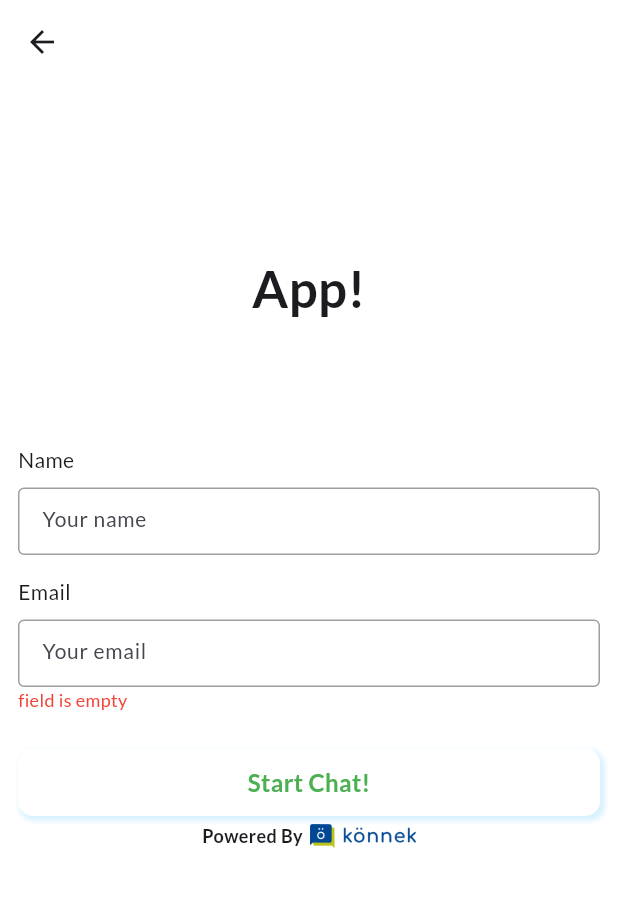
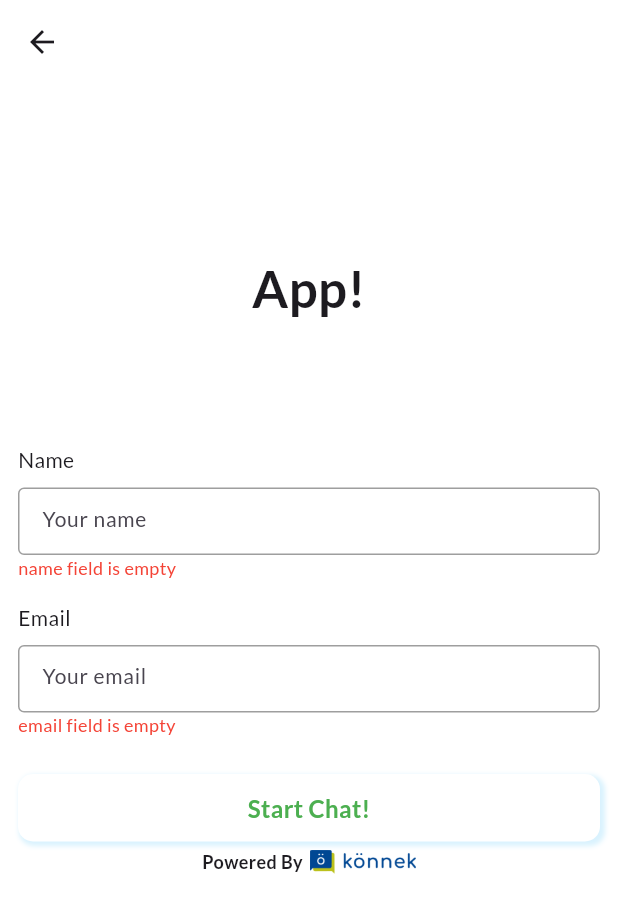
Before and after one commit to sprintasiatech/konnek_flutter, a Flutter app: the LoginScreen screen opened directly, after a tap on "Start Chat!", on a phone screen of 412 x 824 dp. Shown: the top 913 px of the screen. Run offline on Flutter 3.47's test engine with Material 3 defaults, Android fonts, the phone set to English and light mode, and no system bars; our stand-ins replace connectivity_plus, device_info_plus, dio, file_picker, google_fonts, hex and 7 more; missing offline and left inert: encrypt, pointycastle; accounts and stored records are empty.

Commit message:
update: fix error message in login

```diff
--- a/lib/src/presentation/screen/login_screen.dart
+++ b/lib/src/presentation/screen/login_screen.dart
@@ -30,6 +30,18 @@ class _LoginScreenState extends State<LoginScreen> {
     // nameController.text = "testX";
     // emailController.text = "testX@test.com";
 
+    // nameController.text = "testT";
+    // emailController.text = "testT@test.com";
+
+    // nameController.text = "testZ";
+    // emailController.text = "testZ@test.com";
+
+    // nameController.text = "testV";
+    // emailController.text = "testV@test.com";
+
+    // nameController.text = "rabilsdkmobile";
+    // emailController.text = "rabisdk@mail.com";
+
     WidgetsBinding.instance.addPostFrameCallback((_) async {
       await AppController().getConfig(
         onSuccess: () async {
@@ -44,8 +56,18 @@ class _LoginScreenState extends State<LoginScreen> {
     });
   }
 
+  String nameErrorText = "";
+  void _validateName(String name) {
+    if (name.isEmpty) {
+      setState(() => nameErrorText = 'Name is required');
+    } else if (!name.isValidName) {
+      setState(() => nameErrorText = 'Enter a valid name');
+    } else {
+      setState(() => nameErrorText = "");
+    }
+  }
+
   String errorText = "";
-
   void _validateEmail(String email) {
     if (email.isEmpty) {
       setState(() => errorText = 'Email is required');
@@ -134,6 +156,9 @@ class _LoginScreenState extends State<LoginScreen> {
                   SizedBox(
                     height: 45,
                     child: TextField(
+                      onChanged: (value) {
+                        _validateName(value);
+                      },
                       style: GoogleFonts.lato(
                         fontSize: 14,
                         fontWeight: FontWeight.w500,
@@ -162,6 +187,15 @@ class _LoginScreenState extends State<LoginScreen> {
                       ),
                     ),
                   ),
+                  if (nameErrorText != "")
+                    Text(
+                      nameErrorText,
+                      style: GoogleFonts.lato(
+                        color: Colors.red,
+                        fontSize: 12,
+                        fontWeight: FontWeight.w500,
+                      ),
+                    ),
                   SizedBox(height: 15),
                   Text(
                     "Email",
@@ -244,18 +278,21 @@ class _LoginScreenState extends State<LoginScreen> {
                         ),
                       ),
                       onTap: () async {
-                        if (errorText != "") {
+                        if (errorText != "" || nameErrorText != "") {
                           //
                         } else if (nameController.text.isEmpty || emailController.text.isEmpty) {
-                          errorText = "field is empty";
+                          errorText = "email field is empty";
+                          nameErrorText = "name field is empty";
                         } else {
                           errorText = "";
+                          nameErrorText = "";
                           await AppController()
                               .loadData(
                             name: nameController.text,
                             email: emailController.text,
                           )
                               .then((value) {
+                            AppController.isWebSocketStart = false;
                             Navigator.push(
                               context,
                               MaterialPageRoute(
--- a/lib/src/support/string_extension.dart
+++ b/lib/src/support/string_extension.dart
@@ -5,4 +5,6 @@ extension EmailValidator on String {
     );
     return emailRegex.hasMatch(this);
   }
+
+  bool get isValidName => RegExp(r'^[a-zA-Z]{1,20}$').hasMatch(this);
 }
```
